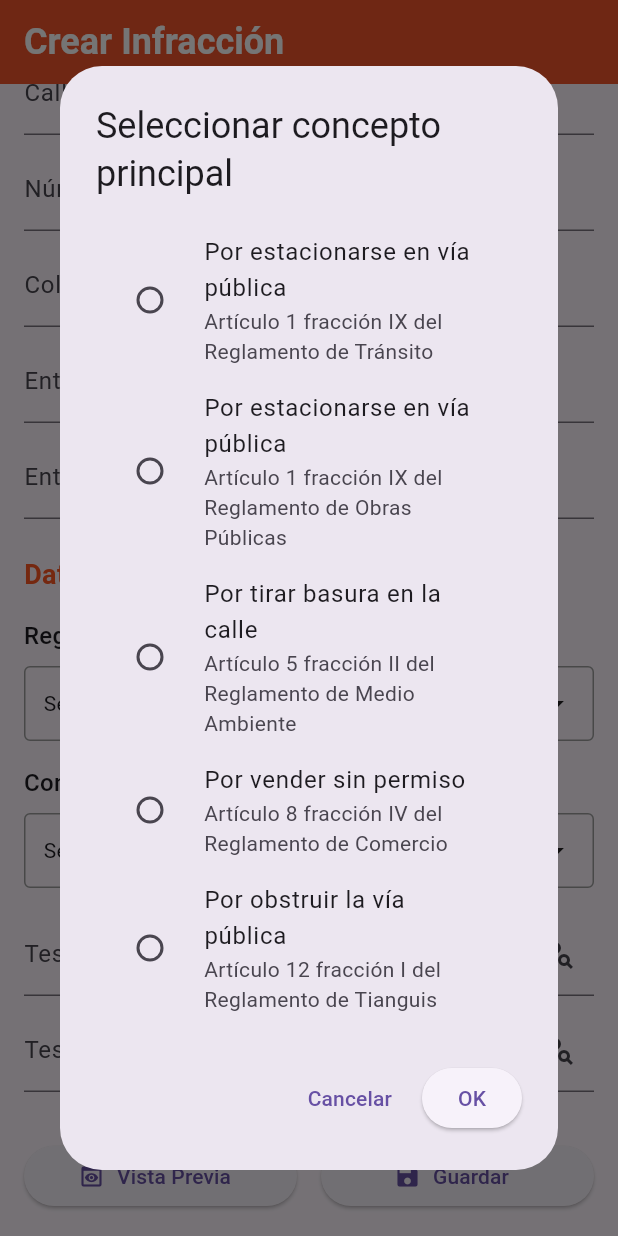
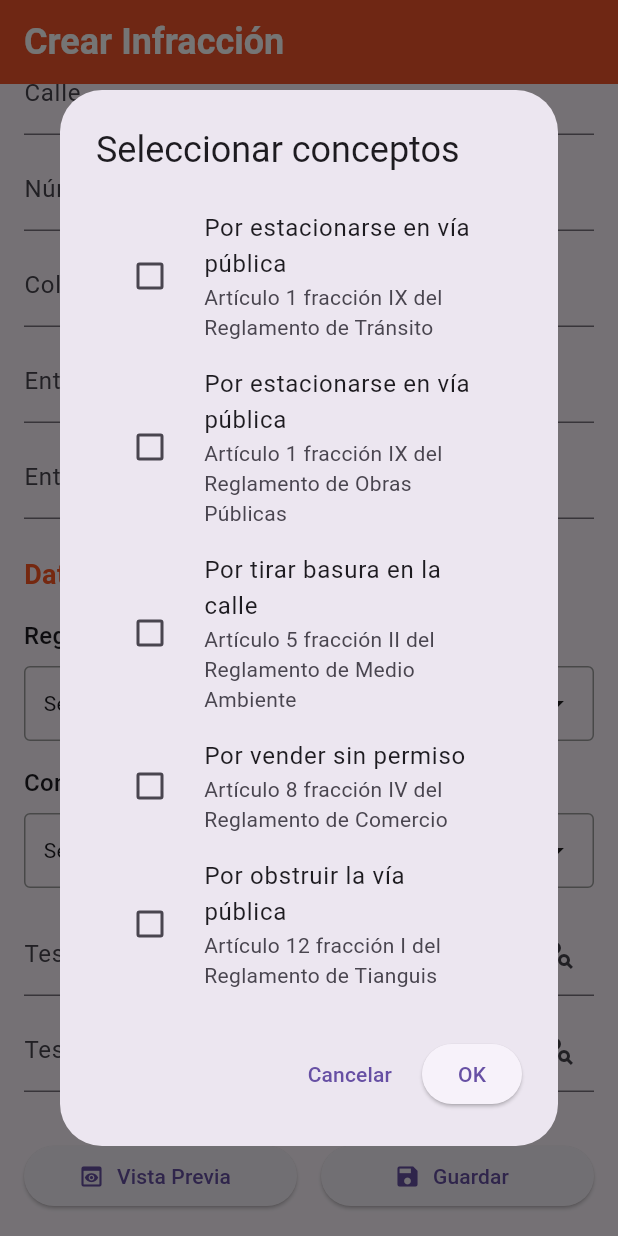
Before and after one commit to Pacush/infractions_inspector, a Flutter app: the CrearInfraccionScreen screen opened directly, scrolled down 516 dp, after a tap on "Seleccione conceptos", on a phone screen of 412 x 824 dp. Run offline on Flutter 3.47's test engine with Material 3 defaults, Android fonts, the phone set to English and light mode, and no system bars; our stand-ins replace shared_preferences, sqflite_common_ffi; accounts and stored records are empty.

Commit message:
Create works

```diff
--- a/lib/components/db_controller.dart
+++ b/lib/components/db_controller.dart
@@ -80,7 +80,7 @@ class DBController {
         agent_id INTEGER NOT NULL,
         timestamp TEXT NOT NULL,
 
-        FOREIGN KEY (agent_id) REFERENCES Agents(id) ON DELETE CASCADE,
+        FOREIGN KEY (agent_id) REFERENCES Agents(id) ON DELETE CASCADE
       )
     ''');
 
@@ -123,7 +123,7 @@ class DBController {
       'establishment_business': 'Venta de Abarrotes',
       'establishment_address': jsonEncode(sampleAddress),
       'reglamento': jsonEncode(["12", "15"]),
-      'concept_ids': [1],
+      'concept_ids': jsonEncode([1]),
       'testigo1': 'Juan Pérez',
       'testigo2': 'María García',
       'agent_id': 1,
--- a/lib/screens/crear_infraccion_screen.dart
+++ b/lib/screens/crear_infraccion_screen.dart
@@ -21,6 +21,7 @@ class _CrearInfraccionScreenState extends State<CrearInfraccionScreen> {
   final nombreVisitadoController = TextEditingController();
   final numIdentificacionController = TextEditingController();
   final nombreEstablecimientoController = TextEditingController();
+  final giroOtroController = TextEditingController();
   final calleController = TextEditingController();
   final numExtController = TextEditingController();
   final numIntController = TextEditingController();
@@ -38,14 +39,10 @@ class _CrearInfraccionScreenState extends State<CrearInfraccionScreen> {
 
   // Data lists
   final List<String> tiposIdentificacion = ['INE', 'Pasaporte'];
-  final List<String> giros = [
-    'Tienda',
-    'Restaurante',
-    'Cafetería',
-    'Otro',
-  ]; //TODO: Make dynamic
+  final List<String> giros = ['Tienda', 'Restaurante', 'Cafetería', 'Otro'];
   List<String> reglamentos = [];
   List<Map<String, dynamic>> conceptos = [];
+  List<Map<String, dynamic>> filteredConceptos = [];
   List<Map<String, dynamic>> agentes = [];
 
   @override
@@ -74,6 +71,7 @@ class _CrearInfraccionScreenState extends State<CrearInfraccionScreen> {
       setState(() {
         reglamentos = loadedReglamentos;
         conceptos = loadedConceptos;
+        filteredConceptos = loadedConceptos;
         agentes = loadedAgentes;
       });
     } catch (e) {
@@ -83,18 +81,21 @@ class _CrearInfraccionScreenState extends State<CrearInfraccionScreen> {
     }
   }
 
-  Future<void> updateAllowedConceptos(List reglamentos) async {
-    reglamentos.clear();
-    int i = conceptos.length;
-    List<String> newReglamentos = [];
-    while (i > 0) {
-      String reglamento = conceptos[i]['legal_basis'].toString();
-      List<String> parts = reglamento.split(RegExp(r'\s+'));
-      String articulo = parts.take(2).join(' ');
-      newReglamentos.add(articulo);
+  Future<void> updateAllowedConceptos(List<String> reglamentos) async {
+    List<Map<String, dynamic>> newConceptos = [];
+
+    for (final concepto in conceptos) {
+      final String reglamentoFromConcepto = concepto['legal_basis'].toString();
+      final List<String> parts = reglamentoFromConcepto.split(RegExp(r'\s+'));
+      final String articuloFromConcepto = parts.take(2).join(' ');
+
+      if (reglamentos.contains(articuloFromConcepto)) {
+        newConceptos.add(concepto);
       }
+    }
+
     setState(() {
-      reglamentos = newReglamentos;
+      filteredConceptos = newConceptos;
     });
   }
 
@@ -148,7 +149,11 @@ class _CrearInfraccionScreenState extends State<CrearInfraccionScreen> {
               child: const Text('Cancelar'),
             ),
             ElevatedButton(
-              onPressed: () => Navigator.of(context).pop(tempSelected),
+              onPressed: () async {
+                // Update allowed conceptos based on the temporary reglamentos selection
+                await updateAllowedConceptos(tempSelected);
+                Navigator.of(context).pop(tempSelected);
+              },
               child: const Text('OK'),
             ),
           ],
@@ -160,18 +165,20 @@ class _CrearInfraccionScreenState extends State<CrearInfraccionScreen> {
       setState(() {
         reglamentosSeleccionados = result;
       });
+      // Update allowed conceptos after the selection has been applied
+      await updateAllowedConceptos(result);
     }
   }
 
-  Future<void> _showConceptosDialog() async {
-    int? tempSelected =
-        conceptosSeleccionados.isNotEmpty ? conceptosSeleccionados.first : null;
+  Future<void> showConceptosSelector() async {
+    // Multi-select dialog for conceptos (store list of ids)
+    final List<int> tempSelected = List<int>.from(conceptosSeleccionados);
 
-    final result = await showDialog<int?>(
+    final result = await showDialog<List<int>>(
       context: context,
       builder: (context) {
         return AlertDialog(
-          title: const Text('Seleccionar concepto principal'),
+          title: const Text('Seleccionar conceptos'),
           content: SizedBox(
             width: double.maxFinite,
             child: StatefulBuilder(
@@ -179,20 +186,26 @@ class _CrearInfraccionScreenState extends State<CrearInfraccionScreen> {
                 return Scrollbar(
                   child: ListView.builder(
                     shrinkWrap: true,
-                    itemCount: conceptos.length,
+                    itemCount: filteredConceptos.length,
                     itemBuilder: (context, index) {
-                      final c = conceptos[index];
-                      final id = c['id'] as int?;
+                      final c = filteredConceptos[index];
+                      final id = (c['id'] is int) ? c['id'] as int : index;
                       final name = c['name']?.toString() ?? 'Concepto $index';
                       final subtitle = c['legal_basis']?.toString();
-                      return RadioListTile<int>(
-                        value: id ?? index,
-                        groupValue: tempSelected,
+                      final checked = tempSelected.contains(id);
+                      return CheckboxListTile(
+                        value: checked,
                         title: Text(name),
                         subtitle: subtitle != null ? Text(subtitle) : null,
-                        onChanged: (int? v) {
+                        controlAffinity: ListTileControlAffinity.leading,
+                        onChanged: (bool? v) {
                           setState(() {
-                            tempSelected = v;
+                            if (v == true) {
+                              if (!tempSelected.contains(id))
+                                tempSelected.add(id);
+                            } else {
+                              tempSelected.remove(id);
+                            }
                           });
                         },
                       );
@@ -218,7 +231,7 @@ class _CrearInfraccionScreenState extends State<CrearInfraccionScreen> {
 
     if (result != null) {
       setState(() {
-        conceptosSeleccionados = [result];
+        conceptosSeleccionados = result;
       });
     }
   }
@@ -238,7 +251,8 @@ class _CrearInfraccionScreenState extends State<CrearInfraccionScreen> {
       final addressData = {
         'calle': calleController.text,
         'ext_num': numExtController.text,
-        'interior_num': numIntController.text,
+        'interior_num':
+            numIntController.text == '' ? null : numIntController.text,
         'colonia': coloniaController.text,
         'entrecalle1': entrecalle1Controller.text,
         'entrecalle2': entrecalle2Controller.text,
@@ -249,13 +263,16 @@ class _CrearInfraccionScreenState extends State<CrearInfraccionScreen> {
         'visitado_identification': tipoIdentificacion,
         'num_identificacion': numIdentificacionController.text,
         'establishment_name': nombreEstablecimientoController.text,
-        'establishment_business': giroSeleccionado,
+        'establishment_business':
+            giroSeleccionado == 'Otro'
+                ? giroOtroController.text
+                : giroSeleccionado,
         'establishment_address': jsonEncode(addressData),
         'reglamento': jsonEncode(reglamentosSeleccionados),
-        // Save the primary concept id (first selected) to match DB schema (INTEGER FK)
-        'concept_id':
+        // Save the list of selected concept ids as JSON so DB can store multiple concepts
+        'concept_ids':
             conceptosSeleccionados.isNotEmpty
-                ? conceptosSeleccionados.first
+                ? jsonEncode(conceptosSeleccionados)
                 : null,
         'testigo1': testigo1Controller.text,
         'testigo2': testigo2Controller.text,
@@ -287,11 +304,54 @@ class _CrearInfraccionScreenState extends State<CrearInfraccionScreen> {
     // TODO: Generate and show PDF preview
   }
 
+  Future<void> showAgentSelector(TextEditingController controller) async {
+    final selected = await showDialog<Map<String, dynamic>>(
+      context: context,
+      builder: (context) {
+        return AlertDialog(
+          title: const Text('Seleccionar agente'),
+          content: SizedBox(
+            width: double.maxFinite,
+            child: ListView.builder(
+              shrinkWrap: true,
+              itemCount: agentes.length,
+              itemBuilder: (context, index) {
+                final agente = agentes[index];
+                return ListTile(
+                  title: Text(agente['name']?.toString() ?? 'Agente $index'),
+                  subtitle:
+                      agente['badge'] != null
+                          ? Text('Placa: ${agente['badge']}')
+                          : null,
+                  onTap: () {
+                    Navigator.of(context).pop(agente);
+                  },
+                );
+              },
+            ),
+          ),
+          actions: [
+            TextButton(
+              onPressed: () => Navigator.of(context).pop(),
+              child: const Text('Cancelar'),
+            ),
+          ],
+        );
+      },
+    );
+    if (selected != null) {
+      setState(() {
+        controller.text = selected['name']?.toString() ?? '';
+      });
+    }
+  }
+
   @override
   void dispose() {
     nombreVisitadoController.dispose();
     numIdentificacionController.dispose();
     nombreEstablecimientoController.dispose();
+    giroOtroController.dispose();
     calleController.dispose();
     numExtController.dispose();
     numIntController.dispose();
@@ -397,6 +457,21 @@ class _CrearInfraccionScreenState extends State<CrearInfraccionScreen> {
                     (value) =>
                         value?.isEmpty == true ? 'Seleccione un giro' : null,
               ),
+              // If 'Otro' is selected, show a text field to input a custom giro
+              if (giroSeleccionado == 'Otro') ...[
+                SizedBox(height: 8),
+                TextFormField(
+                  controller: giroOtroController,
+                  decoration: InputDecoration(labelText: 'Giro (especifique)'),
+                  validator: (value) {
+                    if (giroSeleccionado == 'Otro' &&
+                        (value == null || value.isEmpty)) {
+                      return 'Especifique el giro';
+                    }
+                    return null;
+                  },
+                ),
+              ],
 
               // 3. Domicilio del establecimiento
               SizedBox(height: 24),
@@ -466,17 +541,26 @@ class _CrearInfraccionScreenState extends State<CrearInfraccionScreen> {
               SizedBox(height: 24),
               buildSectionTitle('Datos de la infracción'),
               // Reglamentos (opens a dialog to select multiple reglamentos)
-              Text(
+              FormField<List<String>>(
+                initialValue: reglamentosSeleccionados,
+                builder: (state) {
+                  return Column(
+                    crossAxisAlignment: CrossAxisAlignment.start,
+                    children: [
+                      Padding(
+                        padding: const EdgeInsets.only(bottom: 8.0),
+                        child: Text(
                           "Reglamentos",
                           style: Theme.of(context).textTheme.titleMedium,
                         ),
+                      ),
                       GestureDetector(
-                onTap: showReglamentosSelector,
-                child: Column(
-                  crossAxisAlignment: CrossAxisAlignment.start,
-                  children: [
-                    Padding(padding: const EdgeInsets.only(bottom: 8.0)),
-                    Container(
+                        onTap: () async {
+                          await showReglamentosSelector();
+                          // after selector updates, revalidate this field
+                          state.validate();
+                        },
+                        child: Container(
                           padding: const EdgeInsets.symmetric(
                             vertical: 12,
                             horizontal: 12,
@@ -509,7 +593,9 @@ class _CrearInfraccionScreenState extends State<CrearInfraccionScreen> {
                                                             const EdgeInsets.only(
                                                               right: 8.0,
                                                             ),
-                                                    child: Chip(label: Text(r)),
+                                                        child: Chip(
+                                                          label: Text(r),
+                                                        ),
                                                       ),
                                                     )
                                                     .toList(),
@@ -520,19 +606,45 @@ class _CrearInfraccionScreenState extends State<CrearInfraccionScreen> {
                                     ],
                                   ),
                         ),
+                      ),
+                      if (state.errorText != null)
+                        Padding(
+                          padding: const EdgeInsets.only(top: 6.0, left: 4.0),
+                          child: Text(
+                            state.errorText!,
+                            style: TextStyle(
+                              color: Theme.of(context).colorScheme.error,
+                              fontSize: 12,
+                            ),
+                          ),
+                        ),
                     ],
-                ),
+                  );
+                },
               ),
               SizedBox(height: 16),
               // Conceptos (opens a dialog to select one or more conceptos from DB)
-              Text("Conceptos", style: Theme.of(context).textTheme.titleMedium),
-              GestureDetector(
-                onTap: _showConceptosDialog,
-                child: Column(
+              FormField<List<int>>(
+                initialValue: conceptosSeleccionados,
+
+                builder: (state) {
+                  //state.didChange(conceptosSeleccionados);
+                  return Column(
                     crossAxisAlignment: CrossAxisAlignment.start,
                     children: [
-                    Padding(padding: const EdgeInsets.only(bottom: 8.0)),
-                    Container(
+                      Padding(
+                        padding: const EdgeInsets.only(bottom: 8.0),
+                        child: Text(
+                          "Conceptos",
+                          style: Theme.of(context).textTheme.titleMedium,
+                        ),
+                      ),
+                      GestureDetector(
+                        onTap: () async {
+                          await showConceptosSelector();
+                          state.validate();
+                        },
+                        child: Container(
                           padding: const EdgeInsets.symmetric(
                             vertical: 12,
                             horizontal: 12,
@@ -545,7 +657,9 @@ class _CrearInfraccionScreenState extends State<CrearInfraccionScreen> {
                               conceptosSeleccionados.isEmpty
                                   ? Row(
                                     children: const [
-                                  Expanded(child: Text('Seleccione conceptos')),
+                                      Expanded(
+                                        child: Text('Seleccione conceptos'),
+                                      ),
                                       Icon(Icons.arrow_drop_down),
                                     ],
                                   )
@@ -556,22 +670,27 @@ class _CrearInfraccionScreenState extends State<CrearInfraccionScreen> {
                                           scrollDirection: Axis.horizontal,
                                           child: Row(
                                             children:
-                                            conceptosSeleccionados.map((id) {
-                                              final concept = conceptos
+                                                conceptosSeleccionados.map((
+                                                  id,
+                                                ) {
+                                                  final concept = filteredConceptos
                                                       .firstWhere(
                                                         (c) => c['id'] == id,
                                                         orElse:
                                                             () => {
-                                                          'name': id.toString(),
+                                                              'name':
+                                                                  id.toString(),
                                                             },
                                                       );
                                                   return Padding(
-                                                padding: const EdgeInsets.only(
+                                                    padding:
+                                                        const EdgeInsets.only(
                                                           right: 8.0,
                                                         ),
                                                     child: Chip(
                                                       label: Text(
-                                                    concept['name'].toString(),
+                                                        concept['name']
+                                                            .toString(),
                                                       ),
                                                     ),
                                                   );
@@ -583,8 +702,21 @@ class _CrearInfraccionScreenState extends State<CrearInfraccionScreen> {
                                     ],
                                   ),
                         ),
+                      ),
+                      if (state.errorText != null)
+                        Padding(
+                          padding: const EdgeInsets.only(top: 6.0, left: 4.0),
+                          child: Text(
+                            state.errorText!,
+                            style: TextStyle(
+                              color: Theme.of(context).colorScheme.error,
+                              fontSize: 12,
+                            ),
+                          ),
+                        ),
                     ],
-                ),
+                  );
+                },
               ),
 
               // Testigos
@@ -596,7 +728,7 @@ class _CrearInfraccionScreenState extends State<CrearInfraccionScreen> {
                   suffixIcon: IconButton(
                     icon: Icon(Icons.person_search),
                     onPressed: () {
-                      // TODO: Show agent selection dialog
+                      showAgentSelector(testigo1Controller);
                     },
                   ),
                 ),
@@ -614,7 +746,7 @@ class _CrearInfraccionScreenState extends State<CrearInfraccionScreen> {
                   suffixIcon: IconButton(
                     icon: Icon(Icons.person_search),
                     onPressed: () {
-                      // TODO: Show agent selection dialog
+                      showAgentSelector(testigo2Controller);
                     },
                   ),
                 ),
--- a/lib/screens/login_screen.dart
+++ b/lib/screens/login_screen.dart
@@ -43,7 +43,7 @@ class _LoginScreenState extends State<LoginScreen> {
       final agenteId = agente['id'].toString();
 
       final agentePassword = agente['password'];
-      // ----- LÓGICA DE AUTENTICACIÓN SIMULADA -----
+      // Verificación de clave y contraseña
       if (clave == agenteClave && password == agentePassword) {
         try {
           final prefs = await SharedPreferences.getInstance();
```
Lines whose indentation alone changed are shown as unchanged.
